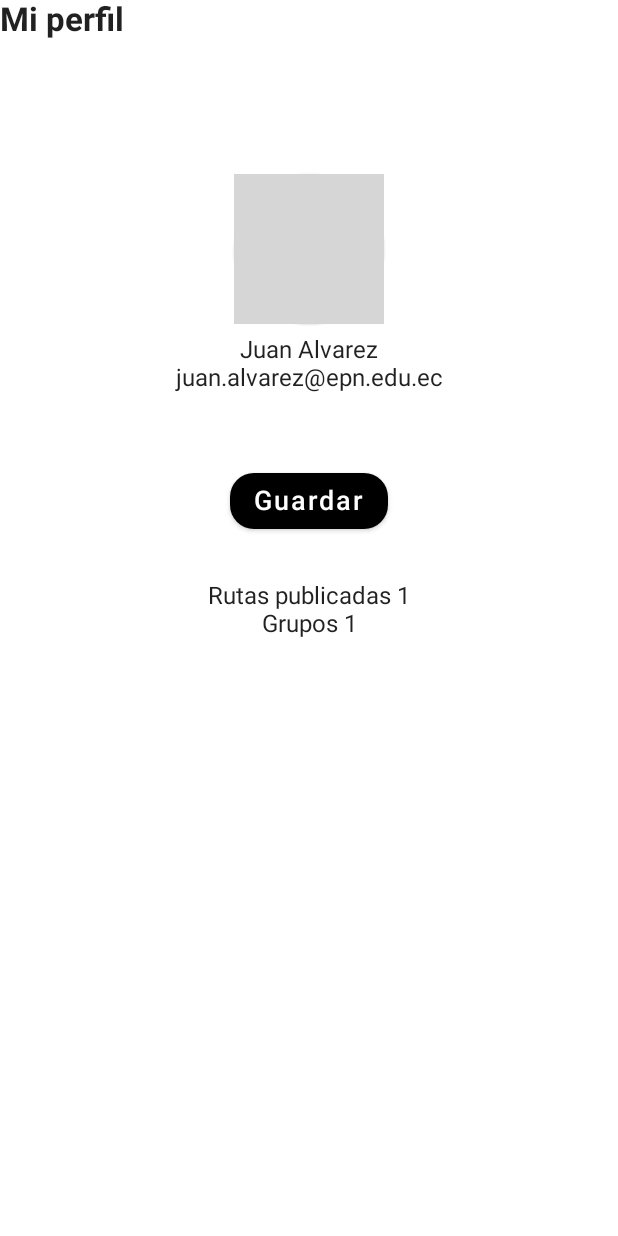
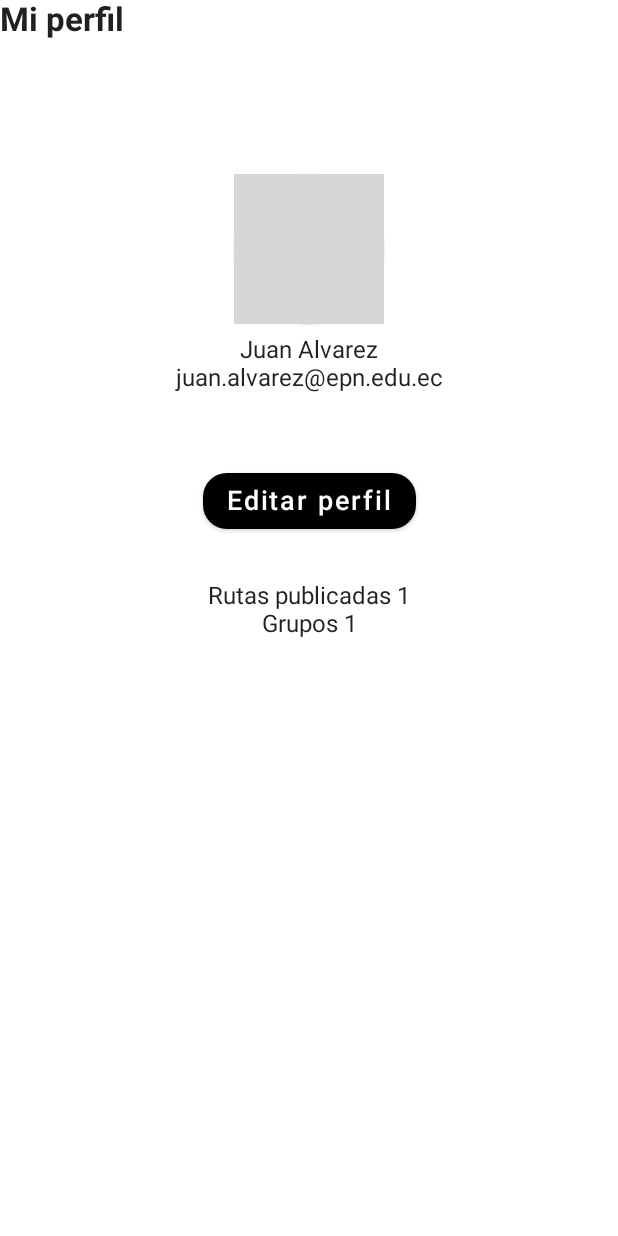
Before and after one commit to JuanDanielAlvarez/Bicyo, an Android app built with Jetpack Compose: the @Preview function ProfilePreview, on a phone screen of 412 x 824 dp. Run offline under Robolectric (Android 15) with nearby library versions, the phone set to English and light mode, and no system bars; pictures from the network do not load; grey boxes are pictures that could not be loaded.

Commit message:
fix: update Profile file

```diff
--- a/app/src/main/java/com/bicyo/bicyo/ui/screens/Profile.kt
+++ b/app/src/main/java/com/bicyo/bicyo/ui/screens/Profile.kt
@@ -120,7 +120,7 @@ fun Profile(navController: NavHostController, userId: Int?) {
                 ),
                 shape = RoundedCornerShape(16.dp)
             ) {
-                Text(text = "Guardar",
+                Text(text = "Editar perfil",
                     fontSize = 18.sp)
             }
 
```
